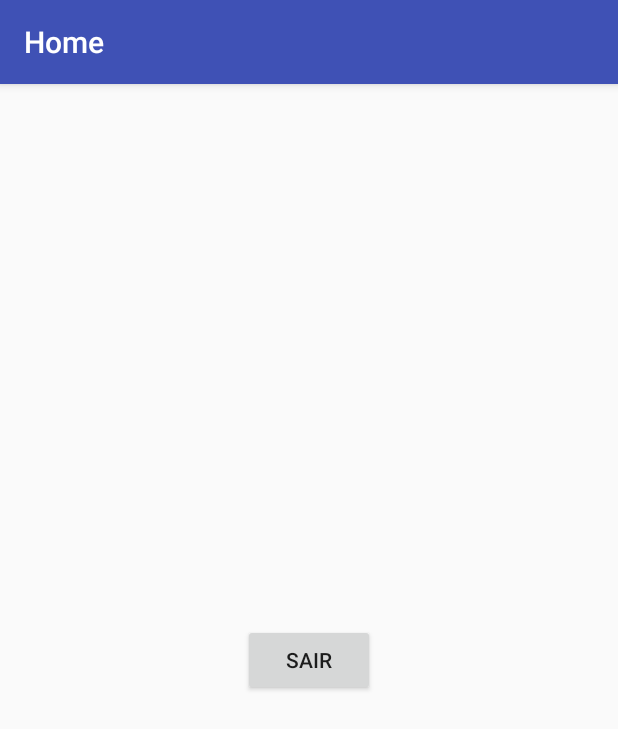
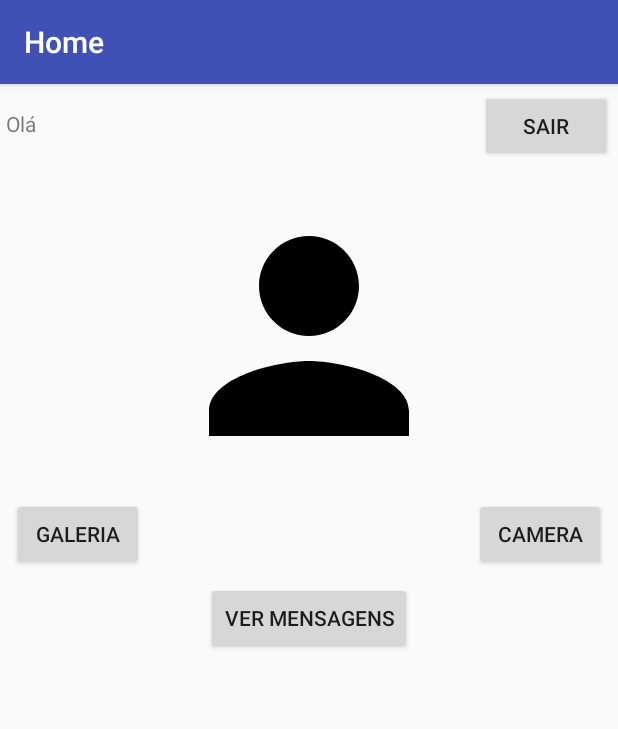
Before and after one commit to guilhermemcardoso/minicursofirebase, an Android app: the HomeActivity screen opened directly, with no data from a screen before it, on a phone screen of 412 x 824 dp. Shown: the top 729 px of the screen. Run offline under Robolectric (Android 15) with nearby library versions, the phone set to English and light mode, and no system bars; our stand-ins replace Firebase (no records; nobody signed in at launch, a user with empty details on screens opened directly), Picasso; libraries missing offline, so code that uses them is left out: pl.aprilapps.easyphotopicker; 1 statement that could not run was skipped.

Commit message:
[STORAGE] - Upload de imagens e exibicao de imagens baseada na downloadUrl do proprio Storage

```diff
--- a/app/build.gradle
+++ b/app/build.gradle
@@ -30,6 +30,12 @@ dependencies {
     implementation 'com.google.firebase:firebase-core:12.0.1'
     // Firebase Authentication
     implementation 'com.google.firebase:firebase-auth:12.0.1'
+    // Firebase Storage
+    implementation 'com.google.firebase:firebase-storage:12.0.1'
+    // EasyImage
+    implementation 'com.github.jkwiecien:EasyImage:1.2.3'
+    // Picasso
+    implementation 'com.squareup.picasso:picasso:2.71828'
 }
 
 
--- a/app/src/main/AndroidManifest.xml
+++ b/app/src/main/AndroidManifest.xml
@@ -3,6 +3,7 @@
     package="cardoso.guilherme.minicursofirebase">
 
     <uses-permission android:name="android.permission.INTERNET" />
+    <uses-permission android:name="android.permission.WRITE_EXTERNAL_STORAGE" />
 
     <application
         android:allowBackup="true"
@@ -20,7 +21,8 @@
         </activity>
         <activity android:name=".auth.LoginActivity" />
         <activity android:name=".auth.CreateAccountActivity" />
-        <activity android:name=".HomeActivity"></activity>
+        <activity android:name=".storage.HomeActivity" />
+        <activity android:name=".database.MessagesActivity"></activity>
     </application>
 
 </manifest>
--- a/app/src/main/java/cardoso/guilherme/minicursofirebase/HomeActivity.java
+++ /dev/null
@@ -1,61 +0,0 @@
-package cardoso.guilherme.minicursofirebase;
-
-import android.support.v7.app.AppCompatActivity;
-import android.os.Bundle;
-import android.util.Log;
-import android.view.View;
-import android.widget.Button;
-
-import com.google.firebase.auth.FirebaseAuth;
-import com.google.firebase.auth.FirebaseUser;
-
-public class HomeActivity extends AppCompatActivity {
-
-    private static String TAG = "HomeActivity";
-
-    private FirebaseAuth mAuth;
-
-    private Button btnLogout;
-
-    @Override
-    protected void onCreate(Bundle savedInstanceState) {
-        super.onCreate(savedInstanceState);
-        setContentView(R.layout.activity_home);
-        setTitle("Home");
-
-        mAuth = FirebaseAuth.getInstance();
-
-        btnLogout = findViewById(R.id.btnLogout);
-        btnLogout.setOnClickListener(new View.OnClickListener() {
-            @Override
-            public void onClick(View view) {
-                FirebaseUser user = mAuth.getCurrentUser();
-                if (user != null) {
-                    // User is signed in
-                    mAuth.signOut();
-                    finish();
-                } else {
-                    // User is signed out
-
-                }
-            }
-        });
-    }
-
-    @Override
-    protected void onResume() {
-        super.onResume();
-
-        FirebaseAuth firebaseAuth = FirebaseAuth.getInstance();
-        FirebaseUser user = firebaseAuth.getCurrentUser();
-
-        if (user != null) {
-            // User is signed in
-            Log.d(TAG, "onAuthStateChanged: signed_in: " + user.getUid());
-        } else {
-            // User is signed out
-            Log.d(TAG, "onAuthStateChanged: signed_out");
-            finish();
-        }
-    }
-}
--- a/app/src/main/java/cardoso/guilherme/minicursofirebase/auth/LoginActivity.java
+++ b/app/src/main/java/cardoso/guilherme/minicursofirebase/auth/LoginActivity.java
@@ -16,7 +16,7 @@ import com.google.firebase.auth.AuthResult;
 import com.google.firebase.auth.FirebaseAuth;
 import com.google.firebase.auth.FirebaseUser;
 
-import cardoso.guilherme.minicursofirebase.HomeActivity;
+import cardoso.guilherme.minicursofirebase.storage.HomeActivity;
 import cardoso.guilherme.minicursofirebase.R;
 
 public class LoginActivity extends AppCompatActivity {
--- /dev/null
+++ b/app/src/main/java/cardoso/guilherme/minicursofirebase/storage/HomeActivity.java
@@ -0,0 +1,165 @@
+package cardoso.guilherme.minicursofirebase.storage;
+
+import android.content.Intent;
+import android.net.Uri;
+import android.support.annotation.NonNull;
+import android.support.v7.app.AppCompatActivity;
+import android.os.Bundle;
+import android.util.Log;
+import android.view.View;
+import android.widget.Button;
+import android.widget.ImageView;
+import android.widget.TextView;
+
+import com.google.android.gms.tasks.OnCompleteListener;
+import com.google.android.gms.tasks.OnSuccessListener;
+import com.google.android.gms.tasks.Task;
+import com.google.firebase.auth.FirebaseAuth;
+import com.google.firebase.auth.FirebaseUser;
+import com.google.firebase.storage.FirebaseStorage;
+import com.google.firebase.storage.StorageReference;
+import com.google.firebase.storage.UploadTask;
+import com.squareup.picasso.Picasso;
+
+import java.io.File;
+import java.util.List;
+
+import cardoso.guilherme.minicursofirebase.R;
+import cardoso.guilherme.minicursofirebase.database.MessagesActivity;
+import pl.aprilapps.easyphotopicker.DefaultCallback;
+import pl.aprilapps.easyphotopicker.EasyImage;
+
+public class HomeActivity extends AppCompatActivity {
+
+    private static String TAG = "HomeActivity";
+
+    private FirebaseAuth mAuth;
+    private FirebaseUser mUser;
+    private FirebaseStorage mStorage;
+    private StorageReference mStorageRef;
+
+    private Button btnLogout;
+    private Button btnGallery;
+    private Button btnCamera;
+    private Button btnMessages;
+
+    private ImageView profileImage;
+    private TextView welcomeMessage;
+
+    @Override
+    protected void onCreate(Bundle savedInstanceState) {
+        super.onCreate(savedInstanceState);
+        setContentView(R.layout.activity_home);
+        setTitle("Home");
+
+        mAuth = FirebaseAuth.getInstance();
+        mStorage = FirebaseStorage.getInstance();
+        mUser = mAuth.getCurrentUser();
+
+        EasyImage.configuration(this).setImagesFolderName("Galeria");
+
+        btnLogout = findViewById(R.id.btnLogout);
+        btnCamera = findViewById(R.id.btnCamera);
+        btnGallery = findViewById(R.id.btnGallery);
+        btnMessages = findViewById(R.id.btnMessages);
+
+        profileImage = findViewById(R.id.profile_image);
+        welcomeMessage = findViewById(R.id.welcome_message);
+
+
+        if(mUser != null) {
+            welcomeMessage.setText("Olá " + mUser.getEmail());
+        } else {
+            welcomeMessage.setText("");
+        }
+
+        mStorageRef = mStorage.getReference();
+        StorageReference imageRef = mStorageRef.child(mUser.getUid() + ".jpeg");
+        imageRef.getDownloadUrl().addOnSuccessListener(new OnSuccessListener<Uri>() {
+            @Override
+            public void onSuccess(Uri uri) {
+                Picasso.get().load(uri).into(profileImage);
+            }
+        });
+
+        btnLogout.setOnClickListener(new View.OnClickListener() {
+            @Override
+            public void onClick(View view) {
+                FirebaseUser user = mAuth.getCurrentUser();
+                if (user != null) {
+                    // User is signed in
+                    mAuth.signOut();
+                    finish();
+                } else {
+                    // User is signed out
+
+                }
+            }
+        });
+
+        btnMessages.setOnClickListener(new View.OnClickListener() {
+            @Override
+            public void onClick(View view) {
+                Intent intent = new Intent(HomeActivity.this, MessagesActivity.class);
+                startActivity(intent);
+            }
+        });
+
+        btnCamera.setOnClickListener(new View.OnClickListener() {
+            @Override
+            public void onClick(View view) {
+                EasyImage.openCamera(HomeActivity.this, 1024);
+            }
+        });
+
+        btnGallery.setOnClickListener(new View.OnClickListener() {
+            @Override
+            public void onClick(View view) {
+                EasyImage.openGallery(HomeActivity.this, 1024);
+            }
+        });
+
+    }
+
+    @Override
+    protected void onActivityResult(int requestCode, int resultCode, Intent data) {
+        super.onActivityResult(requestCode, resultCode, data);
+
+        EasyImage.handleActivityResult(requestCode, resultCode, data, this, new DefaultCallback() {
+            @Override
+            public void onImagePicked(File file, EasyImage.ImageSource imageSource, int i) {
+                final StorageReference imageRef = mStorageRef.child(mUser.getUid() + ".jpeg");
+                UploadTask uploadTask = imageRef.putFile(Uri.fromFile(file));
+
+                uploadTask.addOnSuccessListener(new OnSuccessListener<UploadTask.TaskSnapshot>() {
+                    @Override
+                    public void onSuccess(UploadTask.TaskSnapshot taskSnapshot) {
+
+                        imageRef.getDownloadUrl().addOnSuccessListener(new OnSuccessListener<Uri>() {
+                            @Override
+                            public void onSuccess(Uri uri) {
+                                Picasso.get().load(uri).into(profileImage);
+                            }
+                        });
+                    }
+                });
+            }
+        });
+    }
+
+    @Override
+    protected void onResume() {
+        super.onResume();
+
+        mUser = mAuth.getCurrentUser();
+
+        if (mUser != null) {
+            // User is signed in
+            Log.d(TAG, "onAuthStateChanged: signed_in: " + mUser.getUid());
+        } else {
+            // User is signed out
+            Log.d(TAG, "onAuthStateChanged: signed_out");
+            finish();
+        }
+    }
+}
--- /dev/null
+++ b/app/src/main/res/drawable/ic_person_black_24dp.xml
@@ -0,0 +1,9 @@
+<vector xmlns:android="http://schemas.android.com/apk/res/android"
+        android:width="24dp"
+        android:height="24dp"
+        android:viewportWidth="24.0"
+        android:viewportHeight="24.0">
+    <path
+        android:fillColor="#FF000000"
+        android:pathData="M12,12c2.21,0 4,-1.79 4,-4s-1.79,-4 -4,-4 -4,1.79 -4,4 1.79,4 4,4zM12,14c-2.67,0 -8,1.34 -8,4v2h16v-2c0,-2.66 -5.33,-4 -8,-4z"/>
+</vector>
--- a/app/src/main/res/layout/activity_home.xml
+++ b/app/src/main/res/layout/activity_home.xml
@@ -4,16 +4,65 @@
     xmlns:tools="http://schemas.android.com/tools"
     android:layout_width="match_parent"
     android:layout_height="match_parent"
-    tools:context="cardoso.guilherme.minicursofirebase.HomeActivity">
+    tools:context="cardoso.guilherme.minicursofirebase.storage.HomeActivity">
 
     <Button
         android:id="@+id/btnLogout"
         android:text="Sair"
+        android:layout_margin="4dp"
         app:layout_constraintTop_toTopOf="parent"
-        app:layout_constraintBottom_toBottomOf="parent"
-        app:layout_constraintLeft_toLeftOf="parent"
         app:layout_constraintRight_toRightOf="parent"
         android:layout_width="wrap_content"
         android:layout_height="wrap_content" />
 
+    <TextView
+        android:id="@+id/welcome_message"
+        android:layout_margin="4dp"
+        app:layout_constraintTop_toTopOf="parent"
+        app:layout_constraintLeft_toLeftOf="parent"
+        app:layout_constraintBottom_toBottomOf="@id/btnLogout"
+        app:layout_constraintRight_toLeftOf="@id/btnLogout"
+        android:layout_width="0dp"
+        android:text="Olá email@email.com"
+        android:layout_height="wrap_content" />
+
+    <ImageView
+        android:id="@+id/profile_image"
+        android:background="@drawable/ic_person_black_24dp"
+        app:layout_constraintTop_toBottomOf="@id/btnLogout"
+        app:layout_constraintLeft_toLeftOf="parent"
+        app:layout_constraintRight_toRightOf="parent"
+        android:scaleType="centerCrop"
+        android:layout_margin="16dp"
+        android:layout_width="200dp"
+        android:layout_height="200dp" />
+
+    <Button
+        android:id="@+id/btnGallery"
+        android:text="Galeria"
+        app:layout_constraintTop_toBottomOf="@id/profile_image"
+        app:layout_constraintLeft_toLeftOf="parent"
+        android:layout_margin="8dp"
+        android:layout_width="wrap_content"
+        android:layout_height="wrap_content" />
+
+    <Button
+        android:id="@+id/btnCamera"
+        android:text="Camera"
+        app:layout_constraintTop_toBottomOf="@id/profile_image"
+        app:layout_constraintRight_toRightOf="parent"
+        android:layout_margin="8dp"
+        android:layout_width="wrap_content"
+        android:layout_height="wrap_content" />
+
+    <Button
+        android:id="@+id/btnMessages"
+        android:text="Ver Mensagens"
+        app:layout_constraintTop_toBottomOf="@id/btnGallery"
+        app:layout_constraintLeft_toLeftOf="parent"
+        app:layout_constraintRight_toRightOf="parent"
+        android:layout_margin="8dp"
+        android:layout_width="wrap_content"
+        android:layout_height="wrap_content" />
+
 </android.support.constraint.ConstraintLayout>
--- a/build.gradle
+++ b/build.gradle
@@ -19,6 +19,7 @@ allprojects {
     repositories {
         google()
         jcenter()
+        maven { url "https://jitpack.io" }
     }
 }
 
```
Also changed, not shown: app/src/main/java/cardoso/guilherme/minicursofirebase/auth/CreateAccountActivity.java (+7 -1 lines), app/src/main/java/cardoso/guilherme/minicursofirebase/database/MessagesActivity.java (added, +15 -0 lines), app/src/main/res/layout/activity_messages.xml (added, +9 -0 lines).
